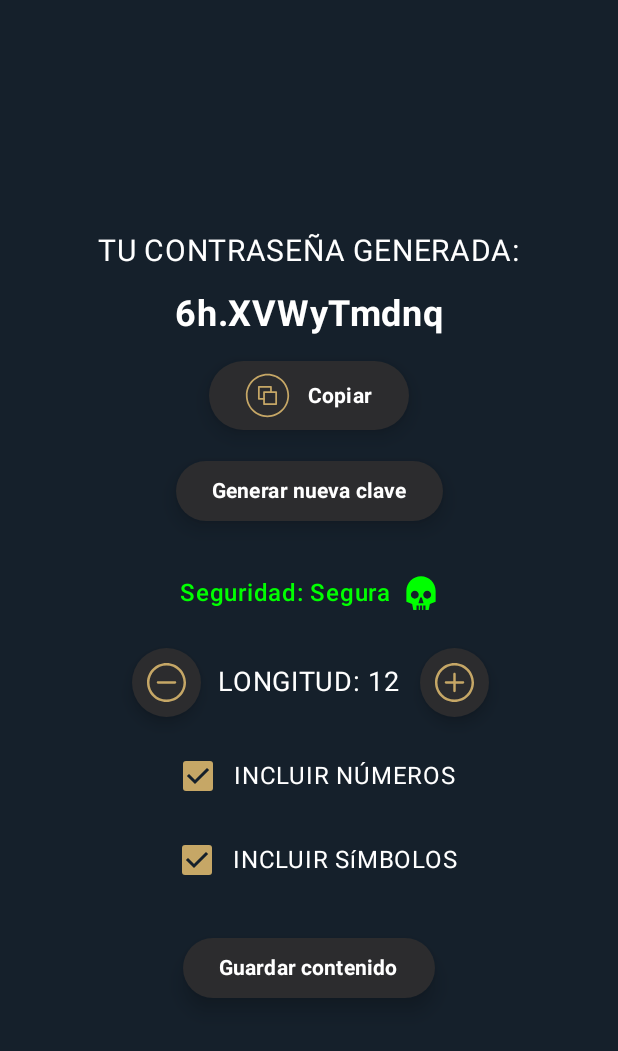
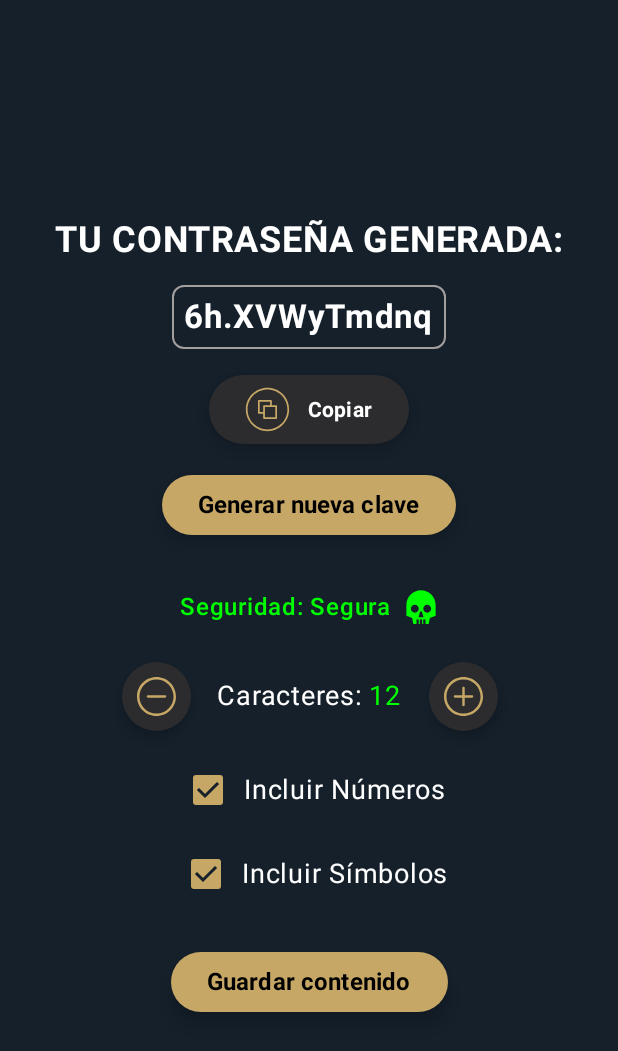
Before and after one commit to SantiagoGrinblat/PasswordManager, an Android app built with Jetpack Compose: the screen it shows after launch (MainActivity), on a phone screen of 412 x 824 dp. Shown: the top 1051 px of the screen. Run offline under Robolectric (Android 15) with nearby library versions, the phone set to English and light mode, and no system bars; our stand-ins replace Room's generated code.

Commit message:
Se nmodifica el aspecto visual de los textos (prueba)

```diff
--- a/app/src/main/java/com/santidev/passwordmanager/navigation/NavigationWrapper.kt
+++ b/app/src/main/java/com/santidev/passwordmanager/navigation/NavigationWrapper.kt
@@ -4,11 +4,9 @@ import androidx.compose.runtime.Composable
 import androidx.navigation.compose.NavHost
 import androidx.navigation.compose.composable
 import androidx.navigation.compose.rememberNavController
-import com.santidev.passwordmanager.navigation.SavePassword
 import com.santidev.passwordmanager.ui.screens.MainScreen
 import com.santidev.passwordmanager.ui.screens.SavePassword
 import com.santidev.passwordmanager.ui.screens.SplashScreen
-import com.santidev.passwordmanager.utils.PasswordGeneratorScreen
 
 @Composable
 fun NavigationWrapper() {
--- a/app/src/main/java/com/santidev/passwordmanager/utils/PasswordGeneratorScreen.kt
+++ b/app/src/main/java/com/santidev/passwordmanager/utils/PasswordGeneratorScreen.kt
@@ -1,5 +1,6 @@
 package com.santidev.passwordmanager.utils
 
+import androidx.compose.foundation.border
 import androidx.compose.foundation.layout.Arrangement
 import androidx.compose.foundation.layout.Column
 import androidx.compose.foundation.layout.PaddingValues
@@ -75,15 +76,18 @@ fun PasswordGeneratorScreen(navController: NavHostController) {
       verticalArrangement = Arrangement.Center,
       horizontalAlignment = Alignment.CenterHorizontally
     ) {
-      Text("TU CONTRASEÑA GENERADA:", fontSize = 20.sp, color = Color.White)
+      Text("TU CONTRASEÑA GENERADA:", fontSize = 24.sp, color = Color.White, fontWeight = FontWeight.Bold)
+      Spacer(modifier = Modifier.height(16.dp))
       Text(
         text = password,
-        fontSize = 24.sp,
+        fontSize = 22.sp,
         fontWeight = FontWeight.Bold,
         color = Color.White,
-        modifier = Modifier.padding(vertical = 16.dp)
+        modifier = Modifier
+          .border(1.dp, Color(0xFFA39F9F), RoundedCornerShape(8.dp))
+          .padding(8.dp)
       )
-
+      Spacer(modifier = Modifier.height(16.dp))
       // 👉 Botón copiar al portapapeles
       CopyButton(textToCopy = password)
 
@@ -93,12 +97,12 @@ fun PasswordGeneratorScreen(navController: NavHostController) {
         onClick = { regenerate() },
         shape = RoundedCornerShape(50),
         colors = ButtonDefaults.elevatedButtonColors(
-          containerColor = Color(0xFF2C2C2E),
-          contentColor = Color.White
+          containerColor = Color(0xFFC6A766),
+          contentColor = Color.Black
         ),
         elevation = ButtonDefaults.elevatedButtonElevation(defaultElevation = 8.dp)
       ) {
-        Text("Generar nueva clave", fontWeight = FontWeight.Bold)
+        Text("Generar nueva clave", fontSize = 16.sp, fontWeight = FontWeight.Bold)
       }
 
       Spacer(modifier = Modifier.height(24.dp))
@@ -169,11 +173,19 @@ fun PasswordGeneratorScreen(navController: NavHostController) {
           )
         }
 
-        Spacer(modifier = Modifier.width(12.dp))
+        Spacer(modifier = Modifier.width(18.dp))
 
-        Text("LONGITUD: $length", fontSize = 18.sp, color = Color.White)
+        Row {
+          Text("Caracteres:", fontSize = 18.sp, color = Color.White)
+          Spacer(modifier = Modifier.width(4.dp))
+          Text("$length", fontSize = 18.sp, color = when {
+            length < 6 -> Color.Red
+            length < 12 -> Color(0xFFFFA500)
+            else -> Color.Green
+          })
+        }
 
-        Spacer(modifier = Modifier.width(12.dp))
+        Spacer(modifier = Modifier.width(18.dp))
 
         Button(
           onClick = {
@@ -213,7 +225,7 @@ fun PasswordGeneratorScreen(navController: NavHostController) {
             checkmarkColor = Color(0xFF15202B)
           ),
         )
-        Text("INCLUIR NÚMEROS", fontSize = 16.sp, color = Color.White)
+        Text("Incluir Números", fontSize = 18.sp, color = Color.White)
       }
 
       Spacer(modifier = Modifier.height(8.dp))
@@ -231,7 +243,7 @@ fun PasswordGeneratorScreen(navController: NavHostController) {
             checkmarkColor = Color(0xFF15202B)
           ),
         )
-        Text("INCLUIR SíMBOLOS", fontSize = 16.sp, color = Color.White)
+        Text("Incluir Símbolos", fontSize = 18.sp, color = Color.White)
       }
 
       Spacer(modifier = Modifier.height(24.dp))
@@ -240,12 +252,12 @@ fun PasswordGeneratorScreen(navController: NavHostController) {
         onClick = { navController.navigate(SavePassword) },
         shape = RoundedCornerShape(50),
         colors = ButtonDefaults.elevatedButtonColors(
-          containerColor = Color(0xFF2C2C2E),
-          contentColor = Color.White
+          containerColor = Color(0xFFC6A766),
+          contentColor = Color.Black
         ),
         elevation = ButtonDefaults.elevatedButtonElevation(defaultElevation = 8.dp)
       ) {
-        Text("Guardar contenido", fontWeight = FontWeight.Bold)
+        Text("Guardar contenido", fontSize = 16.sp, fontWeight = FontWeight.Bold)
       }
     }
   }
```
